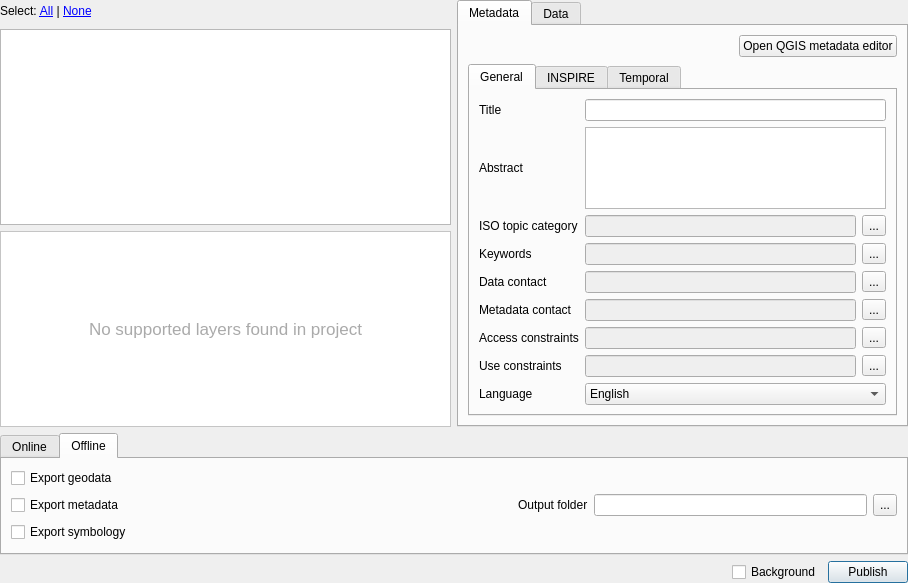
This is geocatbridge/ui/publishwidget.ui in GeoCat/qgis-bridge-plugin as Qt 5 draws it before an edit. The edited form follows.
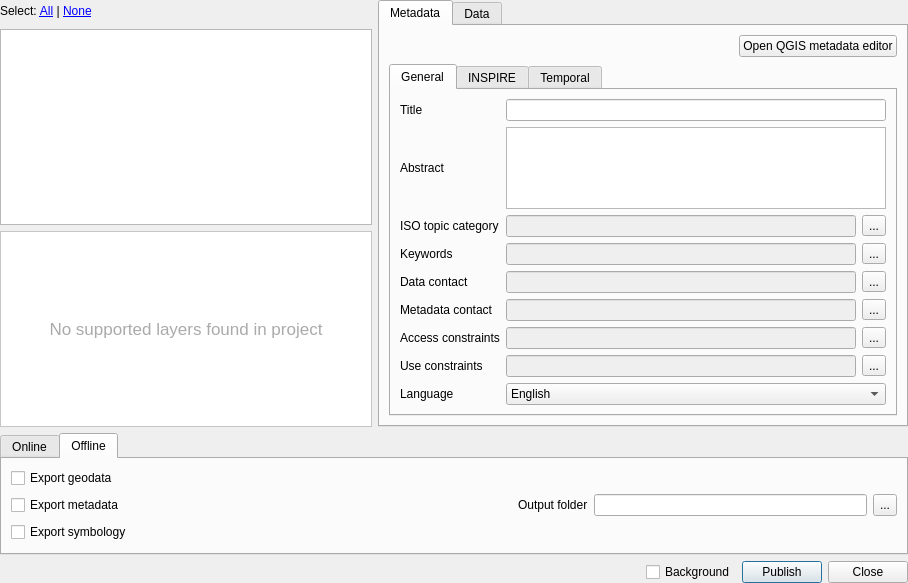
This is the edited form. Icons and pictures are not drawn.

Patch:
```diff
--- a/geocatbridge/ui/publishwidget.ui
+++ b/geocatbridge/ui/publishwidget.ui
@@ -35,9 +35,6 @@
       <layout class="QVBoxLayout" name="verticalLayout">
        <item>
         <layout class="QHBoxLayout" name="layoutSelectLayers">
-         <property name="sizeConstraint">
-          <enum>QLayout::SetMinimumSize</enum>
-         </property>
          <item>
           <widget class="QLabel" name="labelSelect">
            <property name="sizePolicy">
@@ -65,9 +62,12 @@
            <property name="orientation">
             <enum>Qt::Horizontal</enum>
            </property>
+           <property name="sizeType">
+            <enum>QSizePolicy::Minimum</enum>
+           </property>
            <property name="sizeHint" stdset="0">
             <size>
-             <width>40</width>
+             <width>250</width>
              <height>20</height>
             </size>
            </property>
@@ -100,6 +100,18 @@
        </item>
        <item>
         <widget class="QListWidget" name="listLayers">
+         <property name="sizePolicy">
+          <sizepolicy hsizetype="Minimum" vsizetype="Expanding">
+           <horstretch>0</horstretch>
+           <verstretch>0</verstretch>
+          </sizepolicy>
+         </property>
+         <property name="minimumSize">
+          <size>
+           <width>350</width>
+           <height>0</height>
+          </size>
+         </property>
          <property name="contextMenuPolicy">
           <enum>Qt::CustomContextMenu</enum>
          </property>
@@ -108,11 +120,17 @@
        <item>
         <widget class="QLabel" name="txtNoLayers">
          <property name="sizePolicy">
-          <sizepolicy hsizetype="Expanding" vsizetype="Expanding">
+          <sizepolicy hsizetype="Minimum" vsizetype="Expanding">
            <horstretch>0</horstretch>
            <verstretch>0</verstretch>
           </sizepolicy>
          </property>
+         <property name="minimumSize">
+          <size>
+           <width>350</width>
+           <height>0</height>
+          </size>
+         </property>
          <property name="font">
           <font>
            <family>Segoe UI</family>
@@ -154,6 +172,12 @@
      </item>
      <item>
       <widget class="QTabWidget" name="tabLayerInfo">
+       <property name="sizePolicy">
+        <sizepolicy hsizetype="Expanding" vsizetype="Expanding">
+         <horstretch>0</horstretch>
+         <verstretch>0</verstretch>
+        </sizepolicy>
+       </property>
        <property name="currentIndex">
         <number>0</number>
        </property>
@@ -789,6 +813,19 @@
        </property>
       </widget>
      </item>
+     <item>
+      <widget class="QDialogButtonBox" name="btnClose">
+       <property name="sizePolicy">
+        <sizepolicy hsizetype="Maximum" vsizetype="Fixed">
+         <horstretch>0</horstretch>
+         <verstretch>0</verstretch>
+        </sizepolicy>
+       </property>
+       <property name="standardButtons">
+        <set>QDialogButtonBox::Close</set>
+       </property>
+      </widget>
+     </item>
     </layout>
    </item>
   </layout>
```
Left out of the diff: 2 changed lines with no effect on the pictures.
